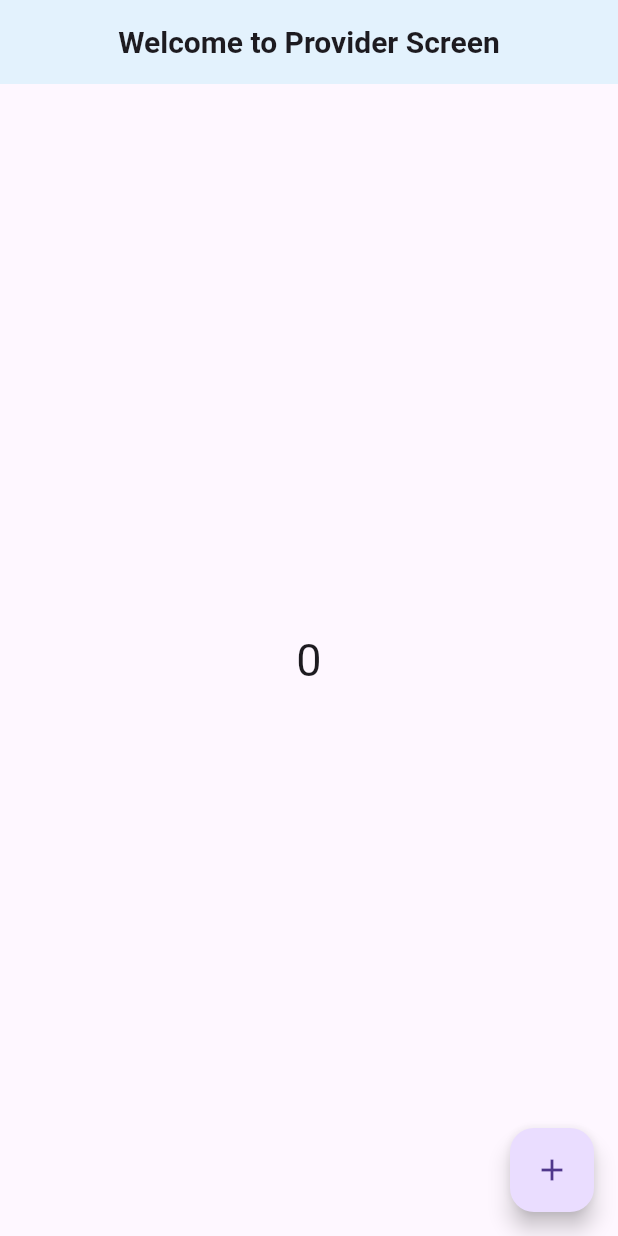
After one commit to meetshaheer/Provider-State-Management, a Flutter app: the screen it shows after launch, on a phone screen of 412 x 824 dp. The commit adds this screen. Run offline on Flutter 3.47's test engine with Material 3 defaults, Android fonts, the phone set to English and light mode, and no system bars.

Commit message:
separate the classes of stateful and provider states

```diff
--- /dev/null
+++ b/provider/lib/provider.dart
@@ -0,0 +1,48 @@
+import 'package:flutter/material.dart';
+
+class Why_Provider_Screen extends StatefulWidget {
+  const Why_Provider_Screen({super.key});
+
+  @override
+  State<Why_Provider_Screen> createState() => _Home_ViewState();
+}
+
+int counter = 0;
+
+class _Home_ViewState extends State<Why_Provider_Screen> {
+  @override
+  Widget build(BuildContext context) {
+    print(build);
+    return Scaffold(
+      appBar: AppBar(
+        backgroundColor: Colors.blue[50],
+        title: const Center(
+          child: Text(
+            "Welcome to Provider Screen",
+            style: TextStyle(fontSize: 20, fontWeight: FontWeight.bold),
+          ),
+        ),
+      ),
+      body: Column(
+        mainAxisAlignment: MainAxisAlignment.center,
+        crossAxisAlignment: CrossAxisAlignment.center,
+        children: [
+          Center(
+            child: Text(
+              counter.toString(),
+              style: TextStyle(fontSize: 30),
+            ),
+          ),
+        ],
+      ),
+      floatingActionButton: FloatingActionButton(
+        onPressed: () {
+          counter++;
+          setState(() {});
+          print(counter);
+        },
+        child: Icon(Icons.add),
+      ),
+    );
+  }
+}
```
Also changed, not shown: provider/lib/main.dart (+2 -48 lines), provider/lib/stateful.dart (added, +49 -0 lines), 1 other file.
